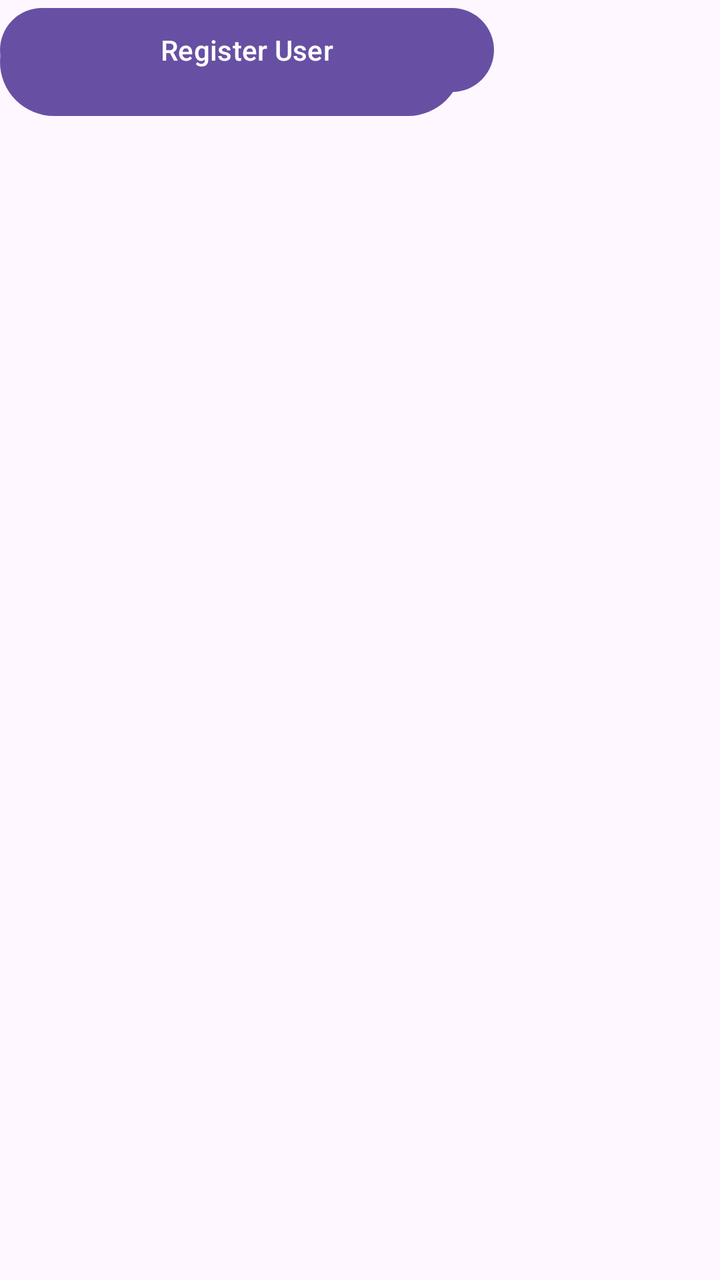
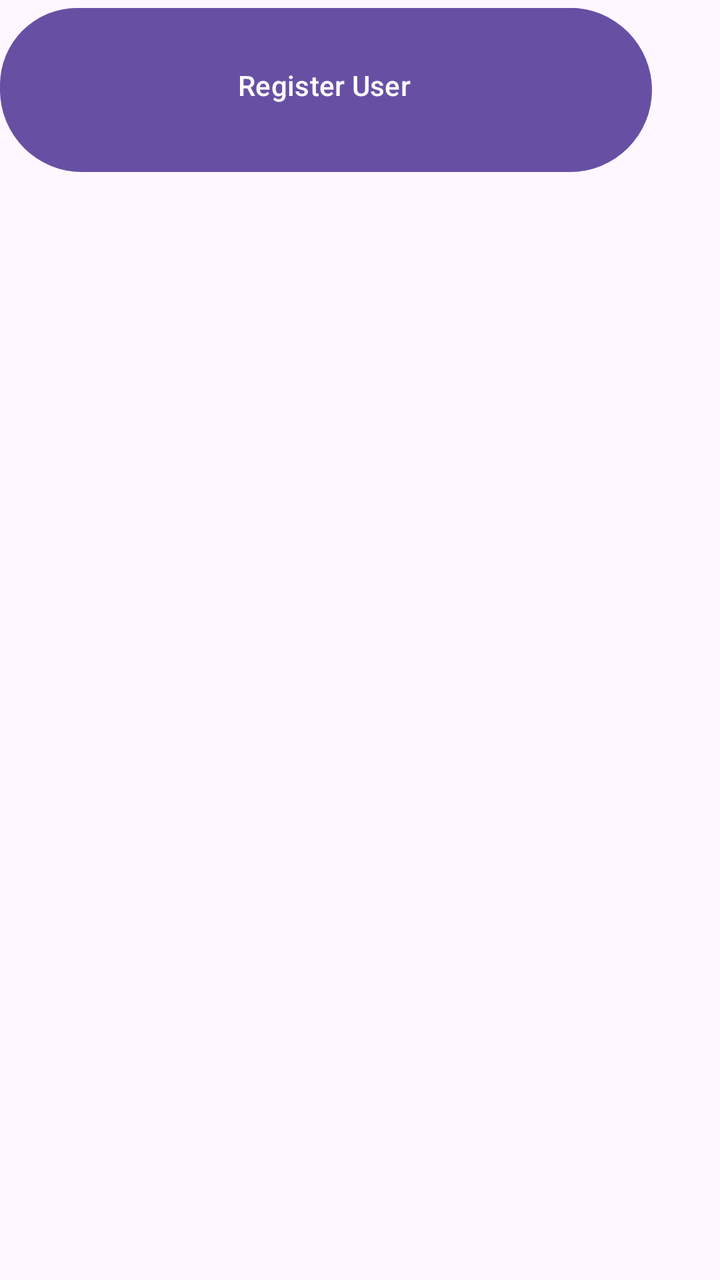

Two renders of the same Android screen: before a commit and after it. Below are the layout's source before the change and the commit's diff.
<!-- AndroidManifest.xml: application theme Theme.CrocheterApp -->
<!-- res/layout/activity_main.xml -->
<?xml version="1.0" encoding="utf-8"?>
<androidx.constraintlayout.widget.ConstraintLayout xmlns:android="http://schemas.android.com/apk/res/android"
    xmlns:app="http://schemas.android.com/apk/res-auto"
    xmlns:tools="http://schemas.android.com/tools"
    android:id="@+id/main"
    android:layout_width="match_parent"
    android:layout_height="match_parent"
    tools:context=".viewPkg.MainActivity">

    <Button
        android:id="@+id/btnAddTaskScreen"
        android:layout_width="231dp"
        android:layout_height="62dp"
        android:text="Add New Task"
        tools:layout_editor_absoluteX="75dp"
        tools:layout_editor_absoluteY="235dp" />

    <Button
        android:id="@+id/btnRegisterScreen"
        android:layout_width="247dp"
        android:layout_height="50dp"
        android:text="Register User"
        tools:layout_editor_absoluteX="59dp"
        tools:layout_editor_absoluteY="319dp" />

</androidx.constraintlayout.widget.ConstraintLayout>
<!-- resources referenced by this layout -->
<resources>
  <style name="Theme.CrocheterApp" parent="Base.Theme.CrocheterApp" />
  <style name="Base.Theme.CrocheterApp" parent="Theme.Material3.DayNight.NoActionBar">
          
          
      </style>
</resources>

<!-- the commit's change to res/layout/activity_main.xml (unified diff, before → after) -->
@@ -9,18 +9,18 @@
 
     <Button
         android:id="@+id/btnAddTaskScreen"
-        android:layout_width="231dp"
-        android:layout_height="62dp"
+        android:layout_width="326dp"
+        android:layout_height="90dp"
         android:text="Add New Task"
-        tools:layout_editor_absoluteX="75dp"
-        tools:layout_editor_absoluteY="235dp" />
+        tools:layout_editor_absoluteX="114dp"
+        tools:layout_editor_absoluteY="174dp" />
 
     <Button
         android:id="@+id/btnRegisterScreen"
-        android:layout_width="247dp"
-        android:layout_height="50dp"
+        android:layout_width="324dp"
+        android:layout_height="85dp"
         android:text="Register User"
-        tools:layout_editor_absoluteX="59dp"
-        tools:layout_editor_absoluteY="319dp" />
+        tools:layout_editor_absoluteX="115dp"
+        tools:layout_editor_absoluteY="287dp" />
 
 </androidx.constraintlayout.widget.ConstraintLayout>
